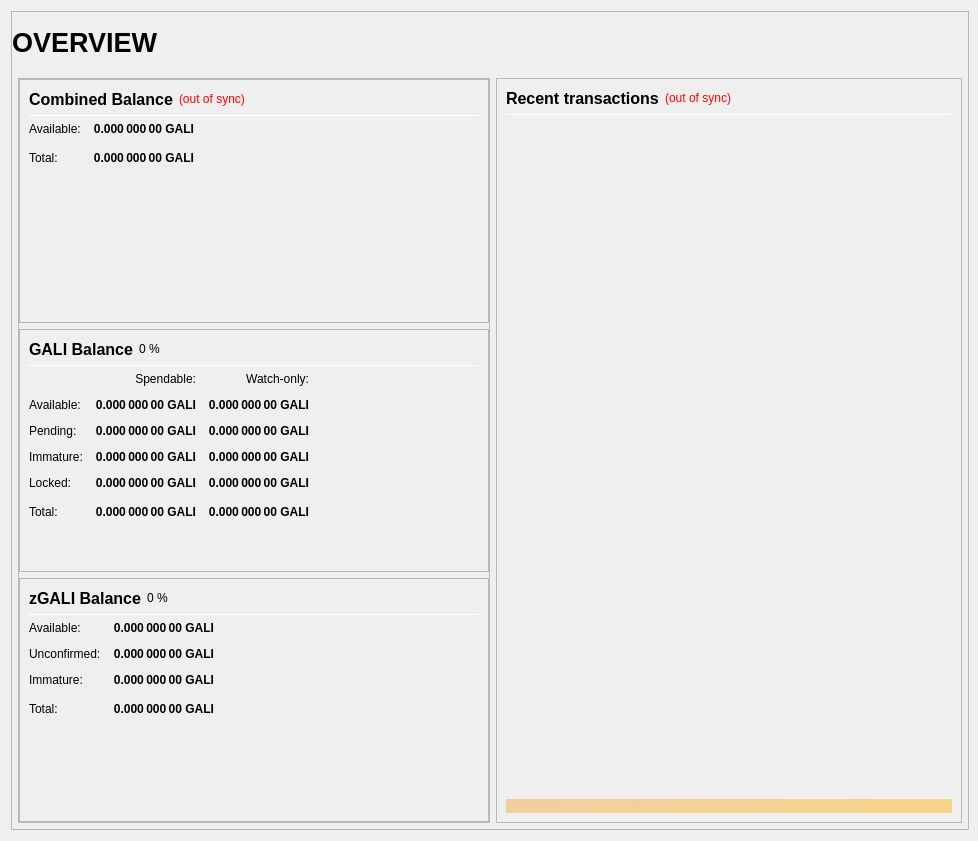
First picture: the form in src/qt/forms/overviewpage.ui, repository Salvage-Ex/Salvage-old2, before the edit.
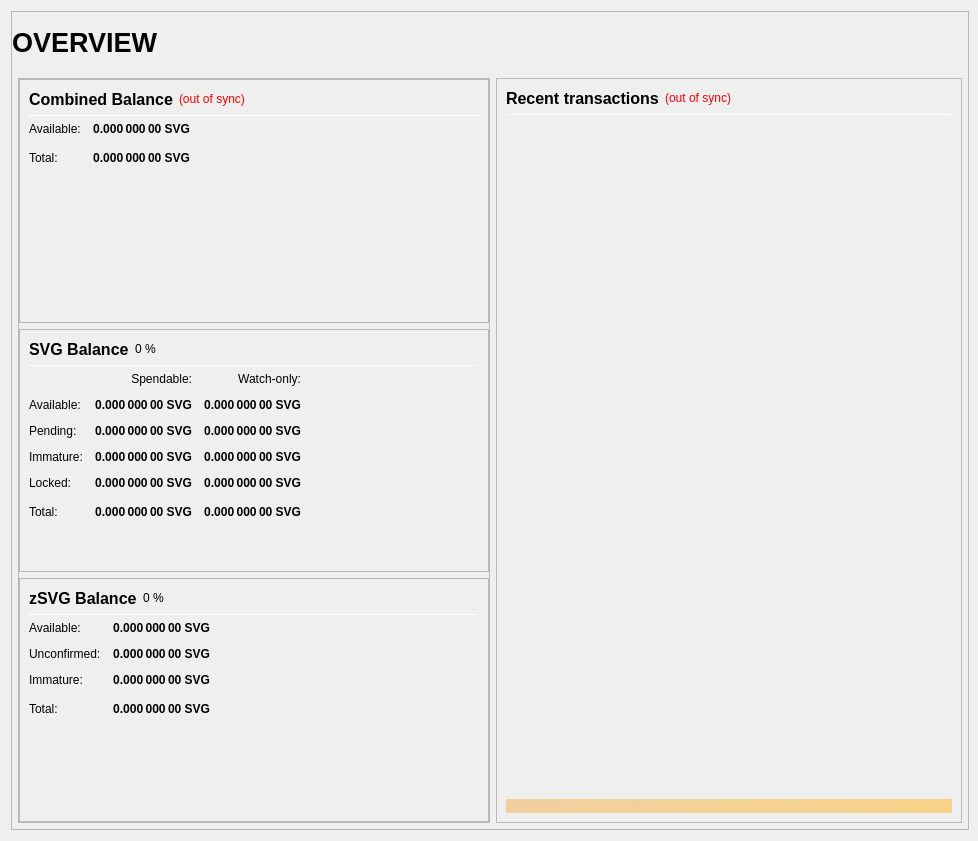
Second picture: the form after the edit.

The edit to the form file:
```diff
--- a/src/qt/forms/overviewpage.ui
+++ b/src/qt/forms/overviewpage.ui
@@ -333,7 +333,7 @@
                           <string>Your current spendable balance</string>
                          </property>
                          <property name="text">
-                          <string notr="true">0.000 000 00 GALI</string>
+                          <string notr="true">0.000 000 00 SVG</string>
                          </property>
                          <property name="alignment">
                           <set>Qt::AlignRight|Qt::AlignTrailing|Qt::AlignVCenter</set>
@@ -365,7 +365,7 @@
                           <string>Total Balance, including all unavailable coins.</string>
                          </property>
                          <property name="text">
-                          <string notr="true">0.000 000 00 GALI</string>
+                          <string notr="true">0.000 000 00 SVG</string>
                          </property>
                          <property name="alignment">
                           <set>Qt::AlignRight|Qt::AlignTrailing|Qt::AlignVCenter</set>
@@ -433,7 +433,7 @@
                           </font>
                          </property>
                          <property name="text">
-                          <string>GALI Balance</string>
+                          <string>SVG Balance</string>
                          </property>
                         </widget>
                        </item>
@@ -525,7 +525,7 @@
                           <string>Your current spendable balance</string>
                          </property>
                          <property name="text">
-                          <string notr="true">0.000 000 00 GALI</string>
+                          <string notr="true">0.000 000 00 SVG</string>
                          </property>
                          <property name="alignment">
                           <set>Qt::AlignRight|Qt::AlignTrailing|Qt::AlignVCenter</set>
@@ -550,7 +550,7 @@
                           <string>Your current balance in watch-only addresses</string>
                          </property>
                          <property name="text">
-                          <string notr="true">0.000 000 00 GALI</string>
+                          <string notr="true">0.000 000 00 SVG</string>
                          </property>
                          <property name="alignment">
                           <set>Qt::AlignRight|Qt::AlignTrailing|Qt::AlignVCenter</set>
@@ -582,7 +582,7 @@
                           <string>Total of transactions that have yet to be confirmed, and do not yet count toward the spendable balance</string>
                          </property>
                          <property name="text">
-                          <string notr="true">0.000 000 00 GALI</string>
+                          <string notr="true">0.000 000 00 SVG</string>
                          </property>
                          <property name="alignment">
                           <set>Qt::AlignRight|Qt::AlignTrailing|Qt::AlignVCenter</set>
@@ -607,7 +607,7 @@
                           <string>Unconfirmed transactions to watch-only addresses</string>
                          </property>
                          <property name="text">
-                          <string notr="true">0.000 000 00 GALI</string>
+                          <string notr="true">0.000 000 00 SVG</string>
                          </property>
                          <property name="alignment">
                           <set>Qt::AlignRight|Qt::AlignTrailing|Qt::AlignVCenter</set>
@@ -639,7 +639,7 @@
                           <string>Staked or masternode rewards that has not yet matured</string>
                          </property>
                          <property name="text">
-                          <string notr="true">0.000 000 00 GALI</string>
+                          <string notr="true">0.000 000 00 SVG</string>
                          </property>
                          <property name="alignment">
                           <set>Qt::AlignRight|Qt::AlignTrailing|Qt::AlignVCenter</set>
@@ -664,7 +664,7 @@
                           <string>Staked or masternode rewards in watch-only addresses that has not yet matured</string>
                          </property>
                          <property name="text">
-                          <string notr="true">0.000 000 00 GALI</string>
+                          <string notr="true">0.000 000 00 SVG</string>
                          </property>
                          <property name="alignment">
                           <set>Qt::AlignRight|Qt::AlignTrailing|Qt::AlignVCenter</set>
@@ -699,7 +699,7 @@
                           <string>Locked GALI or Masternode collaterals. These are excluded from zGALI minting.</string>
                          </property>
                          <property name="text">
-                          <string notr="true">0.000 000 00 GALI</string>
+                          <string notr="true">0.000 000 00 SVG</string>
                          </property>
                          <property name="alignment">
                           <set>Qt::AlignRight|Qt::AlignTrailing|Qt::AlignVCenter</set>
@@ -724,7 +724,7 @@
                           <string>Current locked balance in watch-only addresses</string>
                          </property>
                          <property name="text">
-                          <string notr="true">0.000 000 00 GALI</string>
+                          <string notr="true">0.000 000 00 SVG</string>
                          </property>
                          <property name="alignment">
                           <set>Qt::AlignRight|Qt::AlignTrailing|Qt::AlignVCenter</set>
@@ -759,7 +759,7 @@
                           <string>Your current GALI balance, unconfirmed and immature transactions included</string>
                          </property>
                          <property name="text">
-                          <string notr="true">0.000 000 00 GALI</string>
+                          <string notr="true">0.000 000 00 SVG</string>
                          </property>
                          <property name="alignment">
                           <set>Qt::AlignRight|Qt::AlignTrailing|Qt::AlignVCenter</set>
@@ -784,7 +784,7 @@
                           <string>Current total balance in watch-only addresses</string>
                          </property>
                          <property name="text">
-                          <string notr="true">0.000 000 00 GALI</string>
+                          <string notr="true">0.000 000 00 SVG</string>
                          </property>
                          <property name="alignment">
                           <set>Qt::AlignRight|Qt::AlignTrailing|Qt::AlignVCenter</set>
@@ -852,7 +852,7 @@
                           </font>
                          </property>
                          <property name="text">
-                          <string>zGALI Balance</string>
+                          <string>zSVG Balance</string>
                          </property>
                         </widget>
                        </item>
@@ -926,7 +926,7 @@
 These zGALI are spendable.</string>
                          </property>
                          <property name="text">
-                          <string notr="true">0.000 000 00 GALI</string>
+                          <string notr="true">0.000 000 00 SVG</string>
                          </property>
                          <property name="alignment">
                           <set>Qt::AlignRight|Qt::AlignTrailing|Qt::AlignVCenter</set>
@@ -957,7 +957,7 @@
 Immature: confirmed, but less than 1 mint of the same denomination after it was minted</string>
                          </property>
                          <property name="text">
-                          <string notr="true">0.000 000 00 GALI</string>
+                          <string notr="true">0.000 000 00 SVG</string>
                          </property>
                          <property name="alignment">
                           <set>Qt::AlignRight|Qt::AlignTrailing|Qt::AlignVCenter</set>
@@ -988,7 +988,7 @@
 Immature: confirmed, but less than 1 mint of the same denomination after it was minted</string>
                          </property>
                          <property name="text">
-                          <string notr="true">0.000 000 00 GALI</string>
+                          <string notr="true">0.000 000 00 SVG</string>
                          </property>
                          <property name="alignment">
                           <set>Qt::AlignRight|Qt::AlignTrailing|Qt::AlignVCenter</set>
@@ -1020,7 +1020,7 @@
                           <string>Your current zGALI balance, unconfirmed and immature zGALI included.</string>
                          </property>
                          <property name="text">
-                          <string notr="true">0.000 000 00 GALI</string>
+                          <string notr="true">0.000 000 00 SVG</string>
                          </property>
                          <property name="alignment">
                           <set>Qt::AlignRight|Qt::AlignTrailing|Qt::AlignVCenter</set>
```
Left out of the diff: 24 changed lines with no effect on the pictures.
